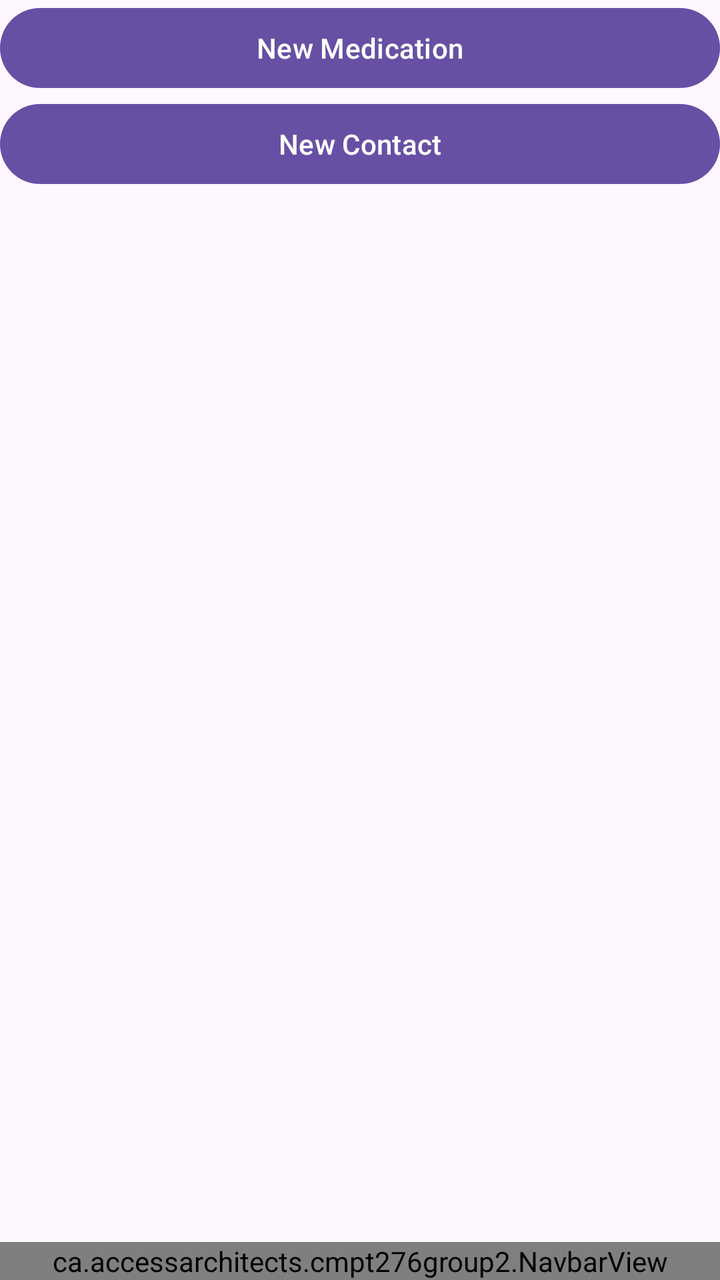
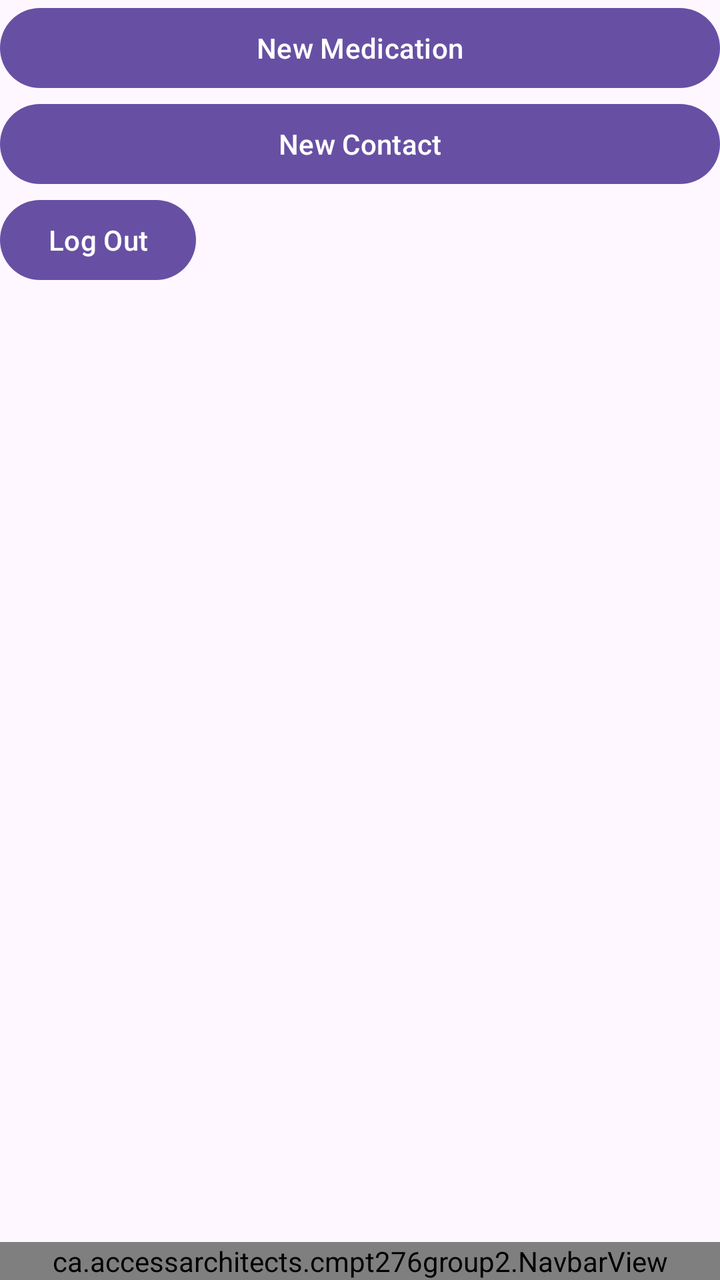

Two renders of the same Android screen: before a commit and after it. Below are the layout's source before the change and the commit's diff.
<!-- AndroidManifest.xml: application theme Theme.CMPT276Group2 -->
<!-- res/layout/activity_main.xml -->
<?xml version="1.0" encoding="utf-8"?>
<androidx.constraintlayout.widget.ConstraintLayout xmlns:android="http://schemas.android.com/apk/res/android"
    xmlns:app="http://schemas.android.com/apk/res-auto"
    xmlns:tools="http://schemas.android.com/tools"
    android:id="@+id/main"
    android:layout_width="match_parent"
    android:layout_height="match_parent"
    tools:context=".MainActivity">

    <LinearLayout
        android:id="@+id/layoutMain"
        android:layout_width="match_parent"
        android:layout_height="match_parent"
        android:orientation="vertical">

        <LinearLayout
            android:layout_width="match_parent"
            android:layout_height="wrap_content"
            android:orientation="vertical">

            <Button
                android:id="@+id/buttonNewMedication"
                android:layout_width="match_parent"
                android:layout_height="wrap_content"
                android:text="New Medication" />

            <Button
                android:id="@+id/buttonNewContact"
                android:layout_width="match_parent"
                android:layout_height="wrap_content"
                android:text="New Contact" />

        </LinearLayout>

        <ScrollView
            android:layout_width="match_parent"
            android:layout_height="match_parent">

            <LinearLayout
                android:id="@+id/cardParent"
                android:layout_width="match_parent"
                android:layout_height="wrap_content"
                android:orientation="vertical" />
        </ScrollView>

    </LinearLayout>

    <ca.accessarchitects.cmpt276group2.NavbarView
        android:layout_width="match_parent"
        android:layout_height="wrap_content"
        app:layout_constraintBottom_toBottomOf="parent"
        app:layout_constraintStart_toStartOf="parent" />

</androidx.constraintlayout.widget.ConstraintLayout>
<!-- resources referenced by this layout -->
<resources>
  <style name="Theme.CMPT276Group2" parent="Base.Theme.CMPT276Group2" />
  <style name="Base.Theme.CMPT276Group2" parent="Theme.Material3.DayNight.NoActionBar">
          
          
      </style>
</resources>

<!-- the commit's change to res/layout/activity_main.xml (unified diff, before → after) -->
@@ -32,6 +32,12 @@
 
         </LinearLayout>
 
+        <Button
+            android:id="@+id/logoutButton"
+            android:layout_width="wrap_content"
+            android:layout_height="wrap_content"
+            android:text="Log Out" />
+
         <ScrollView
             android:layout_width="match_parent"
             android:layout_height="match_parent">
